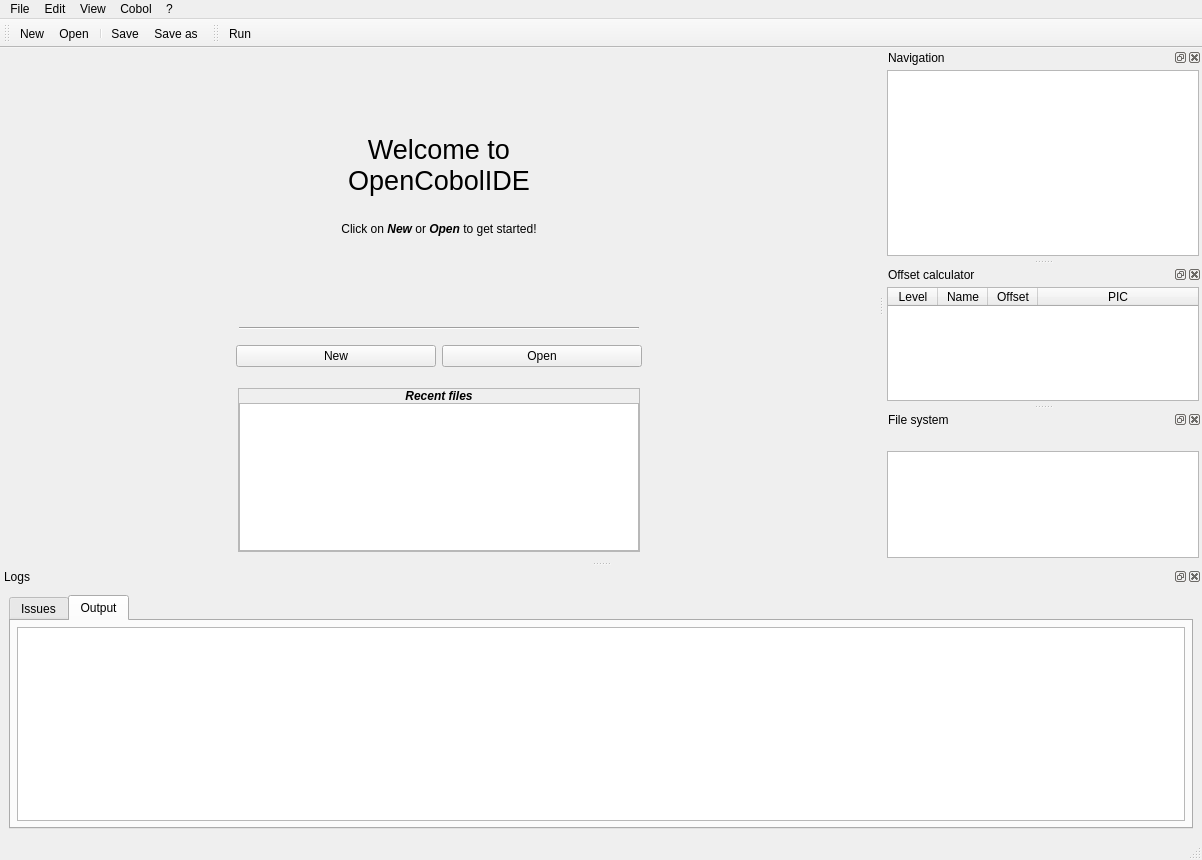
Above: forms/ide.ui from OpenCobolIDE/OpenCobolIDE before the change. Below: the same form after it.
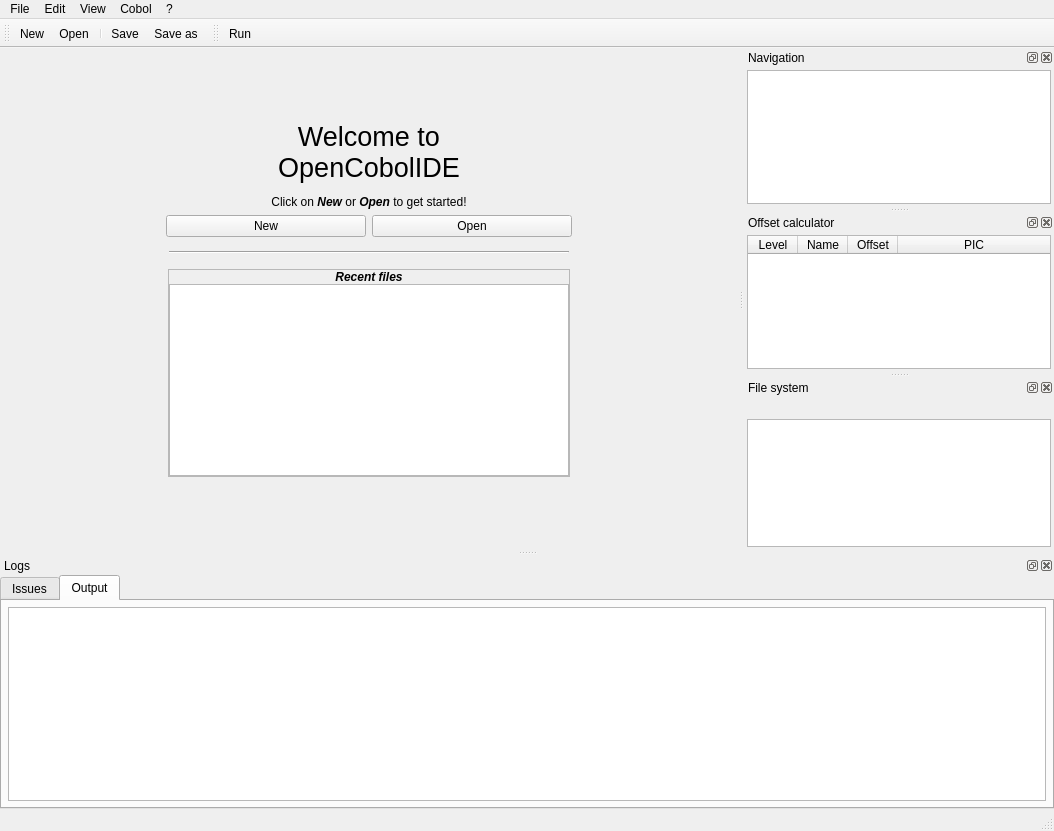
That is the form after the change. Icons and pictures are not drawn. Custom widgets are drawn as their Qt base class.

Patch:
```diff
--- a/forms/ide.ui
+++ b/forms/ide.ui
@@ -6,14 +6,14 @@
    <rect>
     <x>0</x>
     <y>0</y>
-    <width>1202</width>
-    <height>860</height>
+    <width>1054</width>
+    <height>831</height>
    </rect>
   </property>
   <property name="minimumSize">
    <size>
-    <width>900</width>
-    <height>700</height>
+    <width>0</width>
+    <height>0</height>
    </size>
   </property>
   <property name="windowTitle">
@@ -39,14 +39,17 @@
       <widget class="QWidget" name="pageHome">
        <layout class="QVBoxLayout" name="verticalLayout_5">
         <item>
-         <spacer name="verticalSpacer_2">
+         <widget class="QWidget" name="widgetHome" native="true">
+          <layout class="QVBoxLayout" name="verticalLayout_2">
+           <item>
+            <spacer name="verticalSpacer">
           <property name="orientation">
            <enum>Qt::Vertical</enum>
           </property>
           <property name="sizeHint" stdset="0">
            <size>
             <width>20</width>
-            <height>40</height>
+               <height>0</height>
            </size>
           </property>
          </spacer>
@@ -84,8 +87,8 @@
               </property>
               <property name="minimumSize">
                <size>
-                <width>256</width>
-                <height>256</height>
+                   <width>0</width>
+                   <height>0</height>
                </size>
               </property>
               <property name="maximumSize">
@@ -95,7 +98,7 @@
                </size>
               </property>
               <property name="text">
-               <string>&lt;html&gt;&lt;head/&gt;&lt;body&gt;&lt;p align=&quot;center&quot;&gt;&lt;img src=&quot;:/ide-icons/rc/silex-192x192.png&quot;/&gt;&lt;/p&gt;&lt;p align=&quot;center&quot;&gt;&lt;span style=&quot; font-size:20pt;&quot;&gt;Welcome to OpenCobolIDE&lt;/span&gt;&lt;br/&gt;&lt;/p&gt;&lt;p align=&quot;center&quot;&gt;Click on &lt;span style=&quot; font-weight:600; font-style:italic;&quot;&gt;New &lt;/span&gt;or &lt;span style=&quot; font-weight:600; font-style:italic;&quot;&gt;Open &lt;/span&gt;to get started!&lt;/p&gt;&lt;/body&gt;&lt;/html&gt;</string>
+                  <string>&lt;html&gt;&lt;head/&gt;&lt;body&gt;&lt;p align=&quot;center&quot;&gt;&lt;img src=&quot;:/ide-icons/rc/silex-192x192.png&quot;/&gt;&lt;/p&gt;&lt;p align=&quot;center&quot;&gt;&lt;span style=&quot; font-size:20pt;&quot;&gt;Welcome to OpenCobolIDE&lt;/span&gt;&lt;/p&gt;&lt;p align=&quot;center&quot;&gt;Click on &lt;span style=&quot; font-weight:600; font-style:italic;&quot;&gt;New &lt;/span&gt;or &lt;span style=&quot; font-weight:600; font-style:italic;&quot;&gt;Open &lt;/span&gt;to get started!&lt;/p&gt;&lt;/body&gt;&lt;/html&gt;</string>
               </property>
               <property name="wordWrap">
                <bool>true</bool>
@@ -119,65 +122,13 @@
           </item>
          </layout>
         </item>
-        <item>
-         <layout class="QHBoxLayout" name="horizontalLayout_9">
-          <property name="leftMargin">
-           <number>0</number>
-          </property>
-          <property name="topMargin">
-           <number>0</number>
-          </property>
-          <property name="rightMargin">
-           <number>0</number>
-          </property>
-          <item>
-           <spacer name="horizontalSpacer_15">
-            <property name="orientation">
-             <enum>Qt::Horizontal</enum>
-            </property>
-            <property name="sizeHint" stdset="0">
-             <size>
-              <width>40</width>
-              <height>20</height>
-             </size>
-            </property>
-           </spacer>
-          </item>
-          <item>
-           <widget class="Line" name="line_2">
-            <property name="minimumSize">
-             <size>
-              <width>400</width>
-              <height>0</height>
-             </size>
-            </property>
-            <property name="orientation">
-             <enum>Qt::Horizontal</enum>
-            </property>
-           </widget>
-          </item>
-          <item>
-           <spacer name="horizontalSpacer_16">
-            <property name="orientation">
-             <enum>Qt::Horizontal</enum>
-            </property>
-            <property name="sizeHint" stdset="0">
-             <size>
-              <width>40</width>
-              <height>20</height>
-             </size>
-            </property>
-           </spacer>
-          </item>
-         </layout>
-        </item>
         <item>
          <layout class="QHBoxLayout" name="horizontalLayout_8">
           <property name="topMargin">
            <number>0</number>
           </property>
           <property name="bottomMargin">
-           <number>15</number>
+              <number>0</number>
           </property>
           <item>
            <spacer name="horizontalSpacer_9">
@@ -262,6 +213,58 @@
           </item>
          </layout>
         </item>
+           <item>
+            <layout class="QHBoxLayout" name="horizontalLayout_9">
+             <property name="leftMargin">
+              <number>0</number>
+             </property>
+             <property name="topMargin">
+              <number>0</number>
+             </property>
+             <property name="rightMargin">
+              <number>0</number>
+             </property>
+             <item>
+              <spacer name="horizontalSpacer_15">
+               <property name="orientation">
+                <enum>Qt::Horizontal</enum>
+               </property>
+               <property name="sizeHint" stdset="0">
+                <size>
+                 <width>40</width>
+                 <height>20</height>
+                </size>
+               </property>
+              </spacer>
+             </item>
+             <item>
+              <widget class="Line" name="line_2">
+               <property name="minimumSize">
+                <size>
+                 <width>400</width>
+                 <height>0</height>
+                </size>
+               </property>
+               <property name="orientation">
+                <enum>Qt::Horizontal</enum>
+               </property>
+              </widget>
+             </item>
+             <item>
+              <spacer name="horizontalSpacer_16">
+               <property name="orientation">
+                <enum>Qt::Horizontal</enum>
+               </property>
+               <property name="sizeHint" stdset="0">
+                <size>
+                 <width>40</width>
+                 <height>20</height>
+                </size>
+               </property>
+              </spacer>
+             </item>
+            </layout>
+           </item>
         <item>
          <layout class="QHBoxLayout" name="horizontalLayout_5">
           <property name="leftMargin">
@@ -343,17 +346,20 @@
          </layout>
         </item>
         <item>
-         <spacer name="verticalSpacer">
+            <spacer name="verticalSpacer_2">
           <property name="orientation">
            <enum>Qt::Vertical</enum>
           </property>
           <property name="sizeHint" stdset="0">
            <size>
             <width>20</width>
-            <height>40</height>
+               <height>1</height>
            </size>
           </property>
          </spacer>
+           </item>
+          </layout>
+         </widget>
         </item>
        </layout>
       </widget>
@@ -416,6 +422,12 @@
    </attribute>
    <widget class="QWidget" name="dockWidgetContents">
     <layout class="QGridLayout" name="gridLayout_3">
+     <property name="margin">
+      <number>0</number>
+     </property>
+     <property name="spacing">
+      <number>0</number>
+     </property>
      <item row="1" column="0">
       <widget class="QTabWidget" name="tabWidgetLogs">
        <property name="currentIndex">
@@ -493,8 +505,8 @@
     <rect>
      <x>0</x>
      <y>0</y>
-     <width>1202</width>
-     <height>34</height>
+     <width>1054</width>
+     <height>37</height>
     </rect>
    </property>
    <widget class="QMenu" name="menuFile">
@@ -588,8 +600,8 @@
   <widget class="QDockWidget" name="dockWidgetNavPanel">
    <property name="minimumSize">
     <size>
-     <width>300</width>
-     <height>211</height>
+     <width>96</width>
+     <height>114</height>
     </size>
    </property>
    <property name="features">
@@ -609,7 +621,7 @@
      <property name="spacing">
       <number>3</number>
      </property>
-     <item row="1" column="0">
+     <item row="0" column="0">
       <widget class="OutlineTreeWidget" name="twNavigation">
        <property name="toolTip">
         <string>Show the current editor structure</string>
@@ -633,8 +645,8 @@
   <widget class="QDockWidget" name="dockWidgetOffsets">
    <property name="minimumSize">
     <size>
-     <width>318</width>
-     <height>127</height>
+     <width>310</width>
+     <height>114</height>
     </size>
    </property>
    <property name="windowTitle">
@@ -712,6 +724,12 @@
    </widget>
   </widget>
   <widget class="QDockWidget" name="dockWidgetFileSystem">
+   <property name="minimumSize">
+    <size>
+     <width>96</width>
+     <height>145</height>
+    </size>
+   </property>
    <property name="windowTitle">
     <string>File system</string>
    </property>
```
Lines whose indentation alone changed are shown as unchanged.
